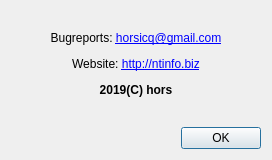
Before: the Qt Designer form gui_source/dialogabout.ui in horsicq/x64dbg-Plugin-Manager, drawn with Qt 5.
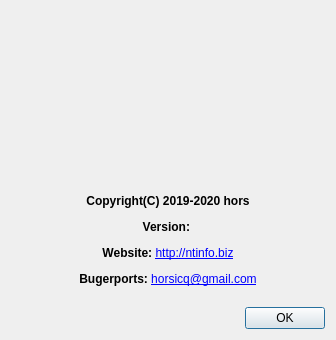
After: the same form once the commit is applied. Icons and pictures are not drawn.

What changed in the file:
```diff
--- a/gui_source/dialogabout.ui
+++ b/gui_source/dialogabout.ui
@@ -9,8 +9,8 @@
    <rect>
     <x>0</x>
     <y>0</y>
-    <width>272</width>
-    <height>160</height>
+    <width>332</width>
+    <height>340</height>
    </rect>
   </property>
   <property name="windowTitle">
@@ -21,7 +21,22 @@
   </property>
   <layout class="QVBoxLayout" name="verticalLayout">
    <item>
-    <widget class="QLabel" name="labelVersion">
+    <widget class="QLabel" name="labelLogo">
+     <property name="minimumSize">
+      <size>
+       <width>314</width>
+       <height>177</height>
+      </size>
+     </property>
+     <property name="maximumSize">
+      <size>
+       <width>314</width>
+       <height>177</height>
+      </size>
+     </property>
+     <property name="frameShape">
+      <enum>QFrame::NoFrame</enum>
+     </property>
      <property name="text">
       <string/>
      </property>
@@ -33,10 +48,7 @@
    <item>
     <widget class="QLabel" name="labelInfo">
      <property name="text">
-      <string>&lt;html&gt;&lt;head/&gt;&lt;body&gt;&lt;p align=&quot;center&quot;&gt;Bugreports: &lt;a href=&quot;mailto:horsicq@gmail.com&quot;&gt;&lt;span style=&quot; text-decoration: underline; color:#0000ff;&quot;&gt;horsicq@gmail.com&lt;/span&gt;&lt;/a&gt;&lt;/p&gt;&lt;p align=&quot;center&quot;&gt;Website: &lt;a href=&quot;http://ntinfo.biz&quot;&gt;&lt;span style=&quot; text-decoration: underline; color:#0000ff;&quot;&gt;http://ntinfo.biz&lt;/span&gt;&lt;/a&gt;&lt;/p&gt;&lt;p align=&quot;center&quot;&gt;&lt;span style=&quot; font-weight:600;&quot;&gt;2019(C) hors&lt;/span&gt;&lt;/p&gt;&lt;/body&gt;&lt;/html&gt;</string>
-     </property>
-     <property name="textFormat">
-      <enum>Qt::AutoText</enum>
+      <string>&lt;html&gt;&lt;head/&gt;&lt;body&gt;&lt;p align=&quot;center&quot;&gt;&lt;span style=&quot; font-weight:600;&quot;&gt;Copyright(C) 2019-2020 hors&lt;/span&gt;&lt;/p&gt;&lt;p align=&quot;center&quot;&gt;&lt;span style=&quot; font-weight:600;&quot;&gt;Version: &lt;/span&gt;&lt;/p&gt;&lt;p align=&quot;center&quot;&gt;&lt;span style=&quot; font-weight:600;&quot;&gt;Website: &lt;/span&gt;&lt;a href=&quot;http://ntinfo.biz&quot;&gt;&lt;span style=&quot; text-decoration: underline; color:#0000ff;&quot;&gt;http://ntinfo.biz&lt;/span&gt;&lt;/a&gt;&lt;/p&gt;&lt;p align=&quot;center&quot;&gt;&lt;span style=&quot; font-weight:600;&quot;&gt;Bugerports: &lt;/span&gt;&lt;a href=&quot;mailto:horsicq@gmail.com&quot;&gt;&lt;span style=&quot; text-decoration: underline; color:#0000ff;&quot;&gt;horsicq@gmail.com&lt;/span&gt;&lt;/a&gt;&lt;/p&gt;&lt;/body&gt;&lt;/html&gt;</string>
      </property>
      <property name="openExternalLinks">
       <bool>true</bool>
@@ -51,7 +63,7 @@
      <property name="sizeHint" stdset="0">
       <size>
        <width>20</width>
-       <height>185</height>
+       <height>40</height>
       </size>
      </property>
     </spacer>
```
Left out of the diff: 10 changed lines with no effect on the pictures.
